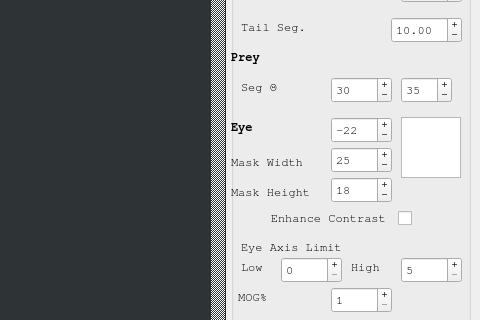
Qt form GUI/mainwindow.ui (kostasl/zebrafish_tracker) before a commit; both pictures show x 260 to 740 and y 210 to 530 of the 740 by 732 pixel window.
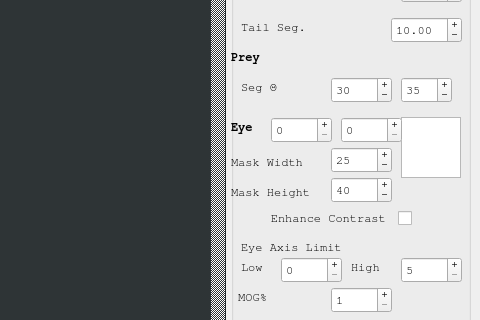
The same form after that commit.

```diff
--- a/GUI/mainwindow.ui
+++ b/GUI/mainwindow.ui
@@ -206,7 +206,7 @@
         <widget class="QSpinBox" name="spinBoxEyeThres">
          <property name="geometry">
           <rect>
-           <x>100</x>
+           <x>40</x>
            <y>300</y>
            <width>61</width>
            <height>26</height>
@@ -222,16 +222,16 @@
           <enum>QAbstractSpinBox::PlusMinus</enum>
          </property>
          <property name="minimum">
-          <number>-100</number>
+          <number>0</number>
          </property>
          <property name="maximum">
-          <number>100</number>
+          <number>254</number>
          </property>
          <property name="singleStep">
           <number>1</number>
          </property>
          <property name="value">
-          <number>-22</number>
+          <number>0</number>
          </property>
         </widget>
         <widget class="QSpinBox" name="spinBoxMinEllipse">
@@ -324,7 +324,7 @@
           <rect>
            <x>0</x>
            <y>300</y>
-           <width>101</width>
+           <width>41</width>
            <height>21</height>
           </rect>
          </property>
@@ -948,7 +948,7 @@
           <number>1</number>
          </property>
          <property name="value">
-          <number>18</number>
+          <number>40</number>
          </property>
         </widget>
         <widget class="QLabel" name="label_MaskWidth_2">
@@ -964,6 +964,37 @@
           <string>Mask Height</string>
          </property>
         </widget>
+        <widget class="QSpinBox" name="spinBoxEyeThres_H">
+         <property name="geometry">
+          <rect>
+           <x>110</x>
+           <y>300</y>
+           <width>61</width>
+           <height>26</height>
+          </rect>
+         </property>
+         <property name="toolTip">
+          <string>Segmentation Threshold Rank Offset </string>
+         </property>
+         <property name="statusTip">
+          <string extracomment="Sampled values are sorted and n samples are obtained from high-&gt;low starting from offset from top idx"/>
+         </property>
+         <property name="buttonSymbols">
+          <enum>QAbstractSpinBox::PlusMinus</enum>
+         </property>
+         <property name="minimum">
+          <number>0</number>
+         </property>
+         <property name="maximum">
+          <number>254</number>
+         </property>
+         <property name="singleStep">
+          <number>1</number>
+         </property>
+         <property name="value">
+          <number>0</number>
+         </property>
+        </widget>
        </widget>
       </item>
      </layout>
```
Left out of the diff: 2 changed lines with no effect on the pictures.
